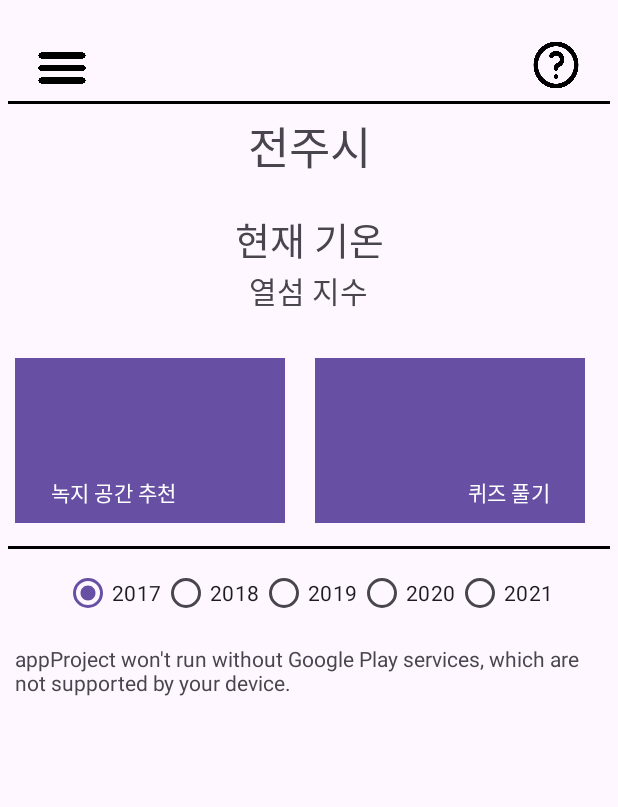
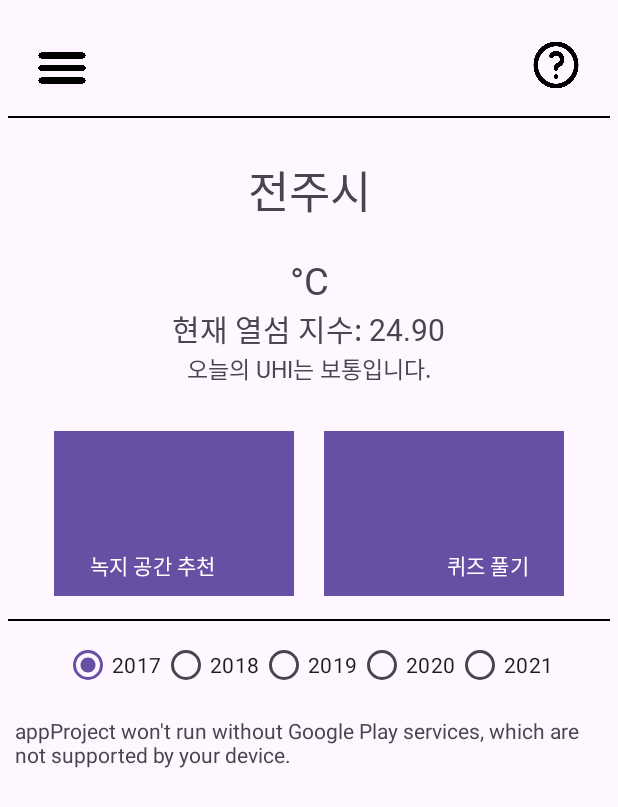
Before and after one commit to Sehyeon1837/appProject, an Android app: the screen it shows after launch (MainActivity), on a phone screen of 412 x 824 dp. Shown: the top 807 px of the screen. Run offline under Robolectric (Android 15) with nearby library versions, the phone set to English and light mode, and no system bars; libraries missing offline, so code that uses them is left out: jxl.read.biff; network calls fail; 5 statements that could not run were skipped.

Commit message:
weather api

```diff
--- a/app/src/main/java/com/example/appproject/MainActivity.java
+++ b/app/src/main/java/com/example/appproject/MainActivity.java
@@ -24,15 +24,21 @@ import parkMap.kakaoMap;
 import com.google.android.gms.maps.SupportMapFragment;
 import com.google.android.gms.maps.model.LatLng;
 
+import org.w3c.dom.Text;
+
 import java.text.DecimalFormat;
 import java.util.ArrayList;
+import java.util.Calendar;
 
 public class MainActivity extends AppCompatActivity {
     private RadioGroup choiceYear;
     private Button mapBtn;
+    private TextView NowTemperature, NowUHI, uhiInfo;
     readfiles readfile;
     mapMarker mapmarker;
     String inputYear;
+    private weatherData wedata;
+    private double tempUhi;
 
     private ParkCsvReader parkCsvReader;
     private LocationManager locationManager;
@@ -47,15 +53,19 @@ public class MainActivity extends AppCompatActivity {
         Resources res = getResources();
 
         choiceYear = findViewById(R.id.choiceyear);
+        NowTemperature = findViewById(R.id.NowTemperature);
+        NowUHI = findViewById(R.id.NowUHI);
+        uhiInfo = findViewById(R.id.uhiInfo);
+        setAPIinfo();
 
+        setKakaoMap();
         readfile = new readfiles(res, this);
         readfile.setYear("2017");
 
         SupportMapFragment mapFragment = (SupportMapFragment) getSupportFragmentManager()
                 .findFragmentById(R.id.map);
         mapmarker = new mapMarker(res, mapFragment, readfile, MainActivity.this);
-
-        setKakaoMap();
+        mapmarker.setStart(new LatLng(location.getLatitude(), location.getLongitude()));
 
         choiceYear.setOnCheckedChangeListener(new RadioGroup.OnCheckedChangeListener() {
             @Override
@@ -75,9 +85,41 @@ public class MainActivity extends AppCompatActivity {
                 mapmarker.changeYear(inputYear);
             }
         });
+    }
 
+    public void setAPIinfo() {
+        Calendar calendar = Calendar.getInstance();
+        int year = calendar.get(Calendar.YEAR);
+        int month = calendar.get(Calendar.MONTH) + 1; // 월은 0부터 시작하므로 1을 더해줍니다.
+        int day = calendar.get(Calendar.DAY_OF_MONTH);
+        int hour = calendar.get(Calendar.HOUR_OF_DAY);
+        int minute = calendar.get(Calendar.MINUTE);
 
+        if(minute >= 30)
+            minute = 3;
+        else
+            minute = 0;
 
+        hour--; // 기상청 api는 실시간으로 접근하면 데이터가 없는 경우도 있어서 1시간 전으로 접근
+        String currentDate = year + "" + month + "" + day;
+        String currentTime = hour + "" + minute + "0";
+        if(hour < 10)
+            currentTime = "0" + hour + "" + minute + "0";
+
+        wedata = new weatherData("63", "89", currentDate, currentTime);
+        Log.d("now", currentDate + " 시간: " + currentTime);
+
+        tempUhi = wedata.getUHI();
+
+        NowTemperature.setText(wedata.getTmp());
+        NowUHI.setText("현재 열섬 지수: "+ String.format("%.2f",  tempUhi));
+
+        if(tempUhi >= 90)
+            uhiInfo.setText("오늘의 UHI는 높은 편입니다!");
+        if(tempUhi >= 80 && tempUhi < 90)
+            uhiInfo.setText("오늘의 UHI는 조금 높습니다.");
+        else
+            uhiInfo.setText("오늘의 UHI는 보통입니다.");
 
     }
 
--- a/app/src/main/java/com/example/appproject/readfiles.java
+++ b/app/src/main/java/com/example/appproject/readfiles.java
@@ -158,7 +158,8 @@ public class readfiles extends MainActivity {
         double T = (C * 9/5) + 32;
         double RH = hum;
 
-        double hi = -42.379 + 2.04901523*T + 10.14333127*RH - .22475541*T*RH - .00683783*T*T - .05481717*RH*RH + .00122874*T*T*RH + .00085282*T*RH* RH - .00000199*T*T*RH*RH;
+        //double hi = -42.379 + 2.04901523*T + 10.14333127*RH - .22475541*T*RH - .00683783*T*T - .05481717*RH*RH + .00122874*T*T*RH + .00085282*T*RH* RH - .00000199*T*T*RH*RH;
+        double hi = 0.5 * (T + 61.0 + ((T-68.0)*1.2) + (RH*0.094));
 
         return hi;
     }
--- /dev/null
+++ b/app/src/main/java/com/example/appproject/weatherData.java
@@ -0,0 +1,133 @@
+package com.example.appproject;
+import android.util.Log;
+
+import org.json.JSONException;
+import org.json.JSONArray;
+import org.json.JSONObject;
+
+import java.io.BufferedReader;
+import java.io.IOException;
+import java.io.InputStreamReader;
+import java.net.HttpURLConnection;
+import java.net.URL;
+import java.net.URLEncoder;
+import java.util.concurrent.CountDownLatch;
+import java.util.concurrent.Executors;
+import java.util.zip.DeflaterOutputStream;
+
+public class weatherData {
+    private String nx = "63";	//위도
+    private String ny = "89";	//경도
+    private String baseDate = "20231212";	//조회하고싶은 날짜
+    private String baseTime = "0500";	//조회하고싶은 시간
+    private String type = "json";	//조회하고 싶은 type(json, xml 중 고름)
+    private String tmperature = "", humidity = "";
+    private CountDownLatch latch = new CountDownLatch(1);
+
+    public weatherData(String nx, String ny, String baseDate, String baseTime) {
+        this.nx = nx;
+        this.ny = ny;
+        this.baseDate = baseDate;
+        this.baseTime = baseTime;
+
+        Executors.newSingleThreadExecutor().execute(new Runnable() {
+            @Override
+            public void run() {
+                try {
+                    lookUpWeather();
+                } catch (IOException | JSONException e) {
+                    e.printStackTrace();
+                } finally {
+                    latch.countDown();
+                }
+            }
+        });
+    }
+
+    public String getTmp() {
+        try {
+            latch.await();  // lookUpWeather()가 완료될 때까지 대기
+        } catch (InterruptedException e) {
+            e.printStackTrace();
+        }
+
+        return tmperature + "°C";
+    }
+
+    public double getUHI() {
+        try {
+            latch.await();
+        } catch (InterruptedException e) {
+            e.printStackTrace();
+        }
+        double reTmp =Double.parseDouble(tmperature);
+        double reHum = Double.parseDouble(humidity);
+
+        double C = reTmp;
+        double T = (C * 9/5) + 32;
+        double RH = reHum;
+
+        double hi =  0.5 * (T + 61.0 + ((T-68.0)*1.2) + (RH*0.094));
+
+        Log.d("uhi", "getUHI(): "+ hi);
+        return hi;
+    }
+
+    public void lookUpWeather() throws IOException, JSONException {
+        String urls = "https://apis.data.go.kr/1360000/VilageFcstInfoService_2.0/getUltraSrtNcst?serviceKey=zXqVc7XeawOZMPwsriC2GndLqWpY93npE%2B%2F%2F2LG9vhAXUJAhLoT5P%2F2PqXze448krVzDiZVThzor%2Fzw3ojU0oQ%3D%3D&pageNo=1&numOfRows=8&dataType=JSON&" +
+                "base_date=" + baseDate +
+                "&base_time=" + baseTime +
+                "&nx=" + nx +
+                "&ny=" + ny;
+
+        URL url = new URL(urls);
+
+        HttpURLConnection conn = (HttpURLConnection) url.openConnection();
+        conn.setRequestMethod("GET");
+        conn.setRequestProperty("Content-type", "application/json");
+        System.out.println("Response code: " + conn.getResponseCode());
+
+        BufferedReader rd;
+        if(conn.getResponseCode() >= 200 && conn.getResponseCode() <= 300) {
+            rd = new BufferedReader(new InputStreamReader(conn.getInputStream()));
+        } else {
+            rd = new BufferedReader(new InputStreamReader(conn.getErrorStream()));
+        }
+
+        StringBuilder sb = new StringBuilder();
+        String line;
+        while ((line = rd.readLine()) != null) {
+            sb.append(line);
+        }
+
+        rd.close();
+        conn.disconnect();
+        String result= sb.toString();
+
+        JSONObject jsonObj_1 = new JSONObject(result);
+        String response = jsonObj_1.getString("response");
+
+        JSONObject jsonObj_2 = new JSONObject(response);
+        String body = jsonObj_2.getString("body");
+
+        JSONObject jsonObj_3 = new JSONObject(body);
+        String items = jsonObj_3.getString("items");
+
+        JSONObject jsonObj_4 = new JSONObject(items);
+        JSONArray jsonArray = jsonObj_4.getJSONArray("item");
+
+        for(int i=0;i<jsonArray.length();i++){
+            jsonObj_4 = jsonArray.getJSONObject(i);
+            String obsrValue = jsonObj_4.getString("obsrValue");
+            String category = jsonObj_4.getString("category");
+
+            if(category.equals("T3H") || category.equals("T1H")){
+                tmperature = obsrValue;
+            }
+
+            if(category.equals("REH"))
+                humidity = obsrValue;
+        }
+    }
+
+}
--- a/app/src/main/res/layout/activity_merged_main.xml
+++ b/app/src/main/res/layout/activity_merged_main.xml
@@ -1,5 +1,5 @@
 <?xml version="1.0" encoding="utf-8"?>
-<ScrollView xmlns:android="http://schemas.android.com/apk/res/android"
+<androidx.core.widget.NestedScrollView xmlns:android="http://schemas.android.com/apk/res/android"
     xmlns:tools="http://schemas.android.com/tools"
     xmlns:app="http://schemas.android.com/apk/res-auto"
     android:layout_width="match_parent"
@@ -44,11 +44,23 @@
         </RelativeLayout>
 
         <View
+            android:layout_width="100dp"
+            android:layout_height="10dp"
+            android:layout_gravity="center">
+        </View>
+
+        <View
             android:layout_width="match_parent"
-            android:layout_height="2dp"
+            android:layout_height="1dp"
             android:layout_margin="5dp"
             android:layout_marginTop="50dp"
             android:background="@android:color/black"/>
+
+        <View
+            android:layout_width="100dp"
+            android:layout_height="20dp"
+            android:layout_gravity="center">
+        </View>
 
         <LinearLayout
             android:layout_width="match_parent"
@@ -82,7 +94,7 @@
             </TextView>
 
             <LinearLayout
-                android:layout_width="wrap_content"
+                android:layout_width="match_parent"
                 android:layout_height="wrap_content"
                 android:orientation="vertical"
                 android:layout_gravity="center">
@@ -98,7 +110,17 @@
                         android:fontFamily="@font/ridi_batang" >
                     </TextView>
 
-                    <View
+                <TextView
+                    android:id="@+id/uhiInfo"
+                    android:layout_width="match_parent"
+                    android:layout_height="wrap_content"
+                    android:layout_gravity="center"
+                    android:textAlignment="center"
+                    android:textSize="15dp"
+                    android:text="지수 안내"
+                    android:fontFamily="@font/ridi_batang" />
+
+                <View
                         android:layout_width="100dp"
                         android:layout_height="20dp"
                         android:layout_gravity="center">
@@ -108,6 +130,7 @@
             <LinearLayout
                 android:layout_width="match_parent"
                 android:layout_height="match_parent"
+                android:gravity="center"
                 android:orientation="horizontal">
 
                 <FrameLayout
@@ -116,7 +139,7 @@
 
                     <Button
                         android:id="@+id/openMapBtn"
-                        android:layout_width="180dp"
+                        android:layout_width="160dp"
                         android:layout_height="110dp"
                         android:layout_gravity="center"
                         android:layout_margin="10dp"
@@ -132,7 +155,7 @@
 
                     <Button
                         android:id="@+id/TodayWeatherAll"
-                        android:layout_width="180dp"
+                        android:layout_width="160dp"
                         android:layout_height="110dp"
                         android:layout_gravity="center"
                         android:layout_margin="10dp"
@@ -146,7 +169,7 @@
 
         <View
             android:layout_width="match_parent"
-            android:layout_height="2dp"
+            android:layout_height="1dp"
             android:layout_margin="5dp"
             android:background="@android:color/black"/>
 
@@ -206,6 +229,16 @@
                 app:layout_constraintEnd_toEndOf="parent"
                 app:layout_constraintStart_toStartOf="parent"
                 app:layout_constraintTop_toTopOf="parent" />
+
+            <TextView
+                android:id="@+id/infoAboutUHI"
+                android:layout_width="match_parent"
+                android:layout_height="300dp"
+                android:layout_gravity="center"
+                android:textAlignment="center"
+                android:text="TextView" />
+
+
         </LinearLayout>
     </LinearLayout>
-</ScrollView>
+</androidx.core.widget.NestedScrollView>
```
Also changed, not shown: app/src/main/java/com/example/appproject/getWeatherInfo.java (deleted, +0 -13 lines), app/src/main/java/com/example/appproject/mapMarker.java (+60 -14 lines), app/src/main/res/layout/activity_main.xml (deleted, +0 -80 lines), app/src/main/res/layout/activity_main_jungmin.xml (deleted, +0 -195 lines), app/src/main/res/layout/info_window.xml (added, +26 -0 lines).
